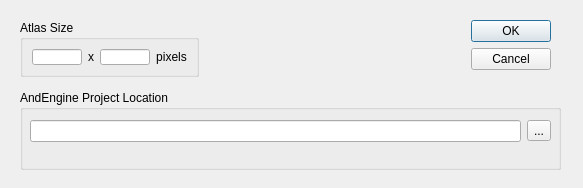
First picture: the form in newprojectdialog.ui, repository bytehala/AllHail, before the edit.
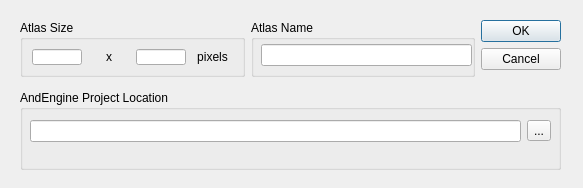
Second picture: the form after the edit.

```diff
--- a/newprojectdialog.ui
+++ b/newprojectdialog.ui
@@ -67,24 +67,40 @@
    <zorder>toolButton</zorder>
    <zorder>buttonBox</zorder>
   </widget>
-  <widget class="QWidget" name="">
+  <widget class="QWidget" name="layoutWidget">
    <property name="geometry">
     <rect>
      <x>20</x>
      <y>20</y>
-     <width>531</width>
+     <width>541</width>
      <height>57</height>
     </rect>
    </property>
    <layout class="QGridLayout" name="gridLayout_3">
-    <item row="0" column="2">
-     <widget class="QDialogButtonBox" name="buttonBox">
-      <property name="orientation">
-       <enum>Qt::Vertical</enum>
+    <item row="0" column="1">
+     <widget class="QGroupBox" name="groupBox_3">
+      <property name="title">
+       <string>Atlas Name</string>
       </property>
-      <property name="standardButtons">
-       <set>QDialogButtonBox::Cancel|QDialogButtonBox::Ok</set>
-      </property>
+      <widget class="QWidget" name="gridLayoutWidget">
+       <property name="geometry">
+        <rect>
+         <x>10</x>
+         <y>20</y>
+         <width>211</width>
+         <height>31</height>
+        </rect>
+       </property>
+       <layout class="QGridLayout" name="gridLayout_4">
+        <item row="0" column="0">
+         <widget class="QLineEdit" name="atlasNameText">
+          <property name="focusPolicy">
+           <enum>Qt::StrongFocus</enum>
+          </property>
+         </widget>
+        </item>
+       </layout>
+      </widget>
      </widget>
     </item>
     <item row="0" column="0">
@@ -160,18 +176,15 @@
       <zorder></zorder>
      </widget>
     </item>
-    <item row="0" column="1">
-     <spacer name="horizontalSpacer">
+    <item row="0" column="2">
+     <widget class="QDialogButtonBox" name="buttonBox">
       <property name="orientation">
-       <enum>Qt::Horizontal</enum>
+       <enum>Qt::Vertical</enum>
       </property>
-      <property name="sizeHint" stdset="0">
-       <size>
-        <width>40</width>
-        <height>20</height>
-       </size>
+      <property name="standardButtons">
+       <set>QDialogButtonBox::Cancel|QDialogButtonBox::Ok</set>
       </property>
-     </spacer>
+     </widget>
     </item>
    </layout>
   </widget>
```
Left out of the diff: 25 changed lines with no effect on the pictures.
